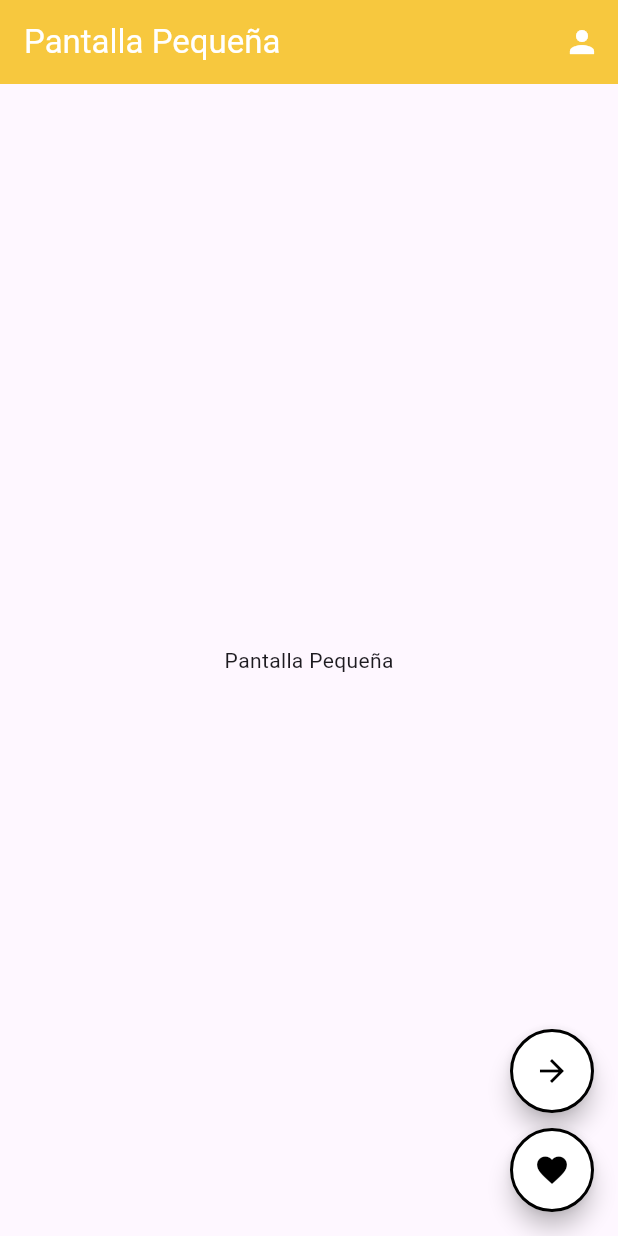
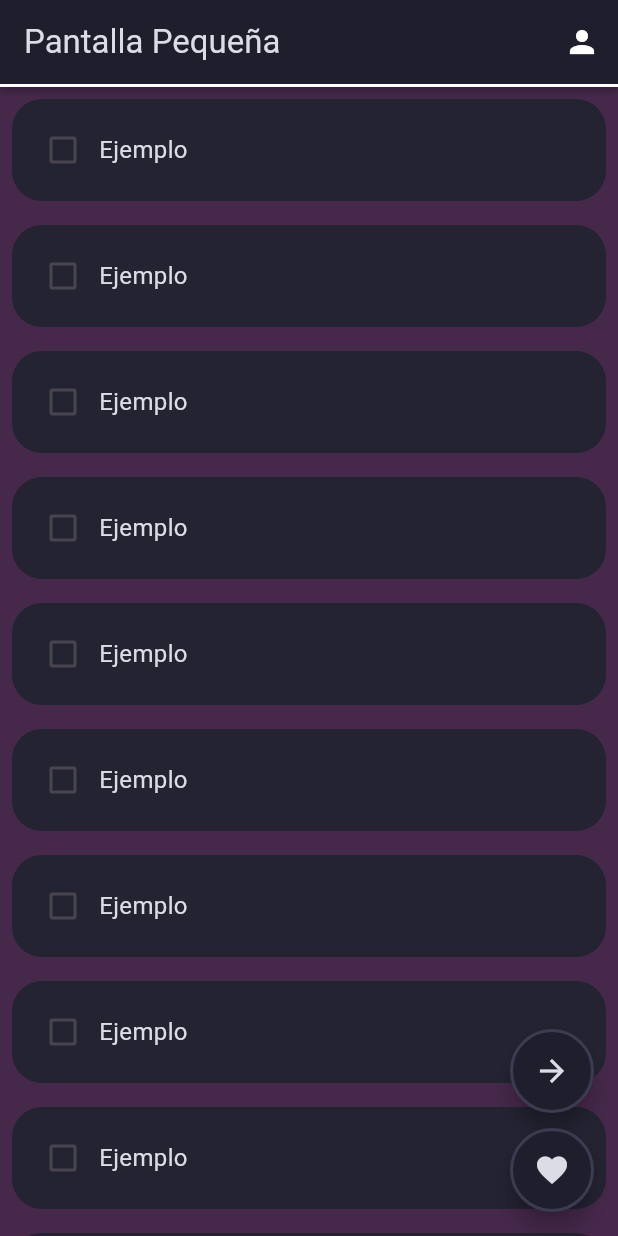
Before and after one commit to Keviinbolo/app_tareas, a Flutter app: the screen it shows after launch, on a phone screen of 412 x 824 dp. Run offline on Flutter 3.47's test engine with Material 3 defaults, Android fonts, the phone set to English and light mode, and no system bars.

Commit message:
Cambios, agregado de personlizados
Cambio en colores, y agregado de una pagina ejemplo en statefull con  un checkBox.

```diff
--- a/lib/class/colores.dart
+++ b/lib/class/colores.dart
@@ -1,7 +1,26 @@
 import 'package:flutter/material.dart';
 class Colores{
-  static Color colorPrimari =  const Color.fromARGB(255, 247, 200, 62);
-  static Color colorPrimariAccent =  const Color.fromRGBO(236, 217, 158, 1);
-  static Color colorSecundario= const Color.fromARGB(255, 107, 12, 124);
-  static Color colorSecundarioAccent = const Color.fromARGB(255, 205, 94, 224);
+// Colores primarios (base oscura)
+static Color colorPrimari = const Color.fromARGB(255, 30, 30, 45); // Azul noche oscuro
+static Color colorPrimariAccent = const Color.fromARGB(255, 50, 50, 70); // Azul noche medio
+
+// Colores secundarios
+static Color colorSecundario = const Color.fromARGB(255, 70, 40, 75); // Púrpura oscuro
+static Color colorSecundarioAccent = const Color.fromARGB(255, 90, 60, 95); // Púrpura medio
+
+// Colores terciarios y de acento
+static Color colorTerciario = const Color.fromARGB(255, 40, 60, 50); // Verde oscuro
+static Color colorTerciarioAccent = const Color.fromARGB(255, 60, 80, 70); // Verde medio
+
+// Colores para estados y acciones
+static Color colorExito = const Color.fromARGB(255, 40, 80, 60); // Verde éxito oscuro
+static Color colorPeligro = const Color.fromARGB(255, 100, 40, 40); // Rojo peligro oscuro
+static Color colorAdvertencia = const Color.fromARGB(255, 110, 80, 30); // Ámbar advertencia oscuro
+static Color colorInfo = const Color.fromARGB(255, 30, 70, 100); // Azul info oscuro
+
+// Colores neutros
+static Color colorFondo = const Color.fromARGB(255, 20, 20, 30); // Fondo más oscuro
+static Color colorSurface = const Color.fromARGB(255, 35, 35, 50); // Surface oscuro
+static Color colorBorder = const Color.fromARGB(255, 60, 60, 80); // Borde oscuro
+static Color colorTexto = const Color.fromARGB(255, 220, 220, 230); // Texto claro sobre oscuro
 }
--- /dev/null
+++ b/lib/componentes/item_task.dart
@@ -0,0 +1,54 @@
+import 'package:app_tareas/class/colores.dart';
+import 'package:flutter/material.dart';
+
+class ItemTask extends StatefulWidget {
+  final bool valorInicialCheckbox;
+  const ItemTask({super.key, this.valorInicialCheckbox = false});
+
+  @override
+  State<ItemTask> createState() => _ItemTaskState();
+}
+
+class _ItemTaskState extends State<ItemTask> {
+  late bool valorCheckbox; //late: para declarar sin inicializar
+
+  @override
+  void initState() {
+    super.initState();
+    valorCheckbox = widget.valorInicialCheckbox;
+    //widget: para acceder a las propiedades del widget desde el estado
+  }
+
+  @override
+  Widget build(BuildContext context) {
+    return Padding(
+      padding: const EdgeInsets.all(8.0),
+      child: Container(
+        padding: const EdgeInsets.all(10),
+        decoration: BoxDecoration(
+          color: Colores.colorSurface,
+          borderRadius: BorderRadius.circular(20),
+        ),
+        child: Row(
+          children: [
+            //Checkbox
+            Checkbox(
+              value: valorCheckbox,
+              onChanged: (valor) {
+                valorCheckbox = valor ?? false;
+                // "??": si valor es null, asignar false
+                setState(() {}); //Actualizar la interfaz
+              },
+            ),
+            Expanded(
+              child: Text(
+                'Ejemplo',
+                style: TextStyle(color: Colores.colorTexto, fontSize: 16),
+              ),
+            ),
+          ],
+        ),
+      ),
+    );
+  }
+}
--- a/lib/paginas/pagina_principal/pantalla_pequena.dart
+++ b/lib/paginas/pagina_principal/pantalla_pequena.dart
@@ -1,4 +1,5 @@
 import 'package:app_tareas/class/colores.dart';
+import 'package:app_tareas/componentes/item_task.dart';
 import 'package:flutter/material.dart';
 
 class PantallaPequena extends StatelessWidget {
@@ -7,9 +8,10 @@ class PantallaPequena extends StatelessWidget {
   @override
   Widget build(BuildContext context) {
     return Scaffold(
+      backgroundColor: Colores.colorSecundario,
       appBar: AppBar(
         backgroundColor: Colores.colorPrimari,
-        title: Text(style: TextStyle(color: Colors.white), 'Pantalla Pequeña'),
+        title: Text(style: TextStyle(color: Colores.colorTexto), 'Pantalla Pequeña'),
         actions: [
           IconButton(
             onPressed: () {},
@@ -23,28 +25,49 @@ class PantallaPequena extends StatelessWidget {
         mainAxisAlignment: MainAxisAlignment.end,
         children: [
           FloatingActionButton(
-            backgroundColor: Colors.white,
-            hoverColor: Colors.blueGrey,
+            backgroundColor: Colores.colorPrimari,
+            hoverColor: Colores.colorPrimariAccent,
             shape: CircleBorder(
-              side: BorderSide(color: Colors.black, width: 2),
+              side: BorderSide(color: Colores.colorBorder, width: 2),
             ),
             onPressed: () {},
-            child: Icon(Icons.arrow_forward, color: Colors.black),
+            child: Icon(Icons.arrow_forward, color: Colores.colorTexto),
           ),
           SizedBox(height: 10),
           FloatingActionButton(
-            backgroundColor: Colors.white,
-            hoverColor: Colors.blueGrey,
+            backgroundColor: Colores.colorPrimari,
+            hoverColor: Colores.colorPrimariAccent,
             shape: CircleBorder(
-              side: BorderSide(color: Colors.black, width: 2),
+              side: BorderSide(color: Colores.colorBorder, width: 2),
             ),
             onPressed: () {},
-            child: Icon(Icons.favorite, color: Colors.black,),
+            child: Icon(Icons.favorite, color: Colores.colorTexto,),
           ),
         ],
       ),
 
-      body: Center(child: Text('Pantalla Pequeña')),
+      body: Column(
+        children: [
+          Container(
+            width: double.infinity,
+            height: 2,
+            decoration: BoxDecoration(color: Colors.white, boxShadow: [
+              BoxShadow(
+                blurRadius: 5,
+
+              ),
+            ]),
+          ),
+         Expanded(
+           child: ListView.builder(
+            itemCount: 30,
+            itemBuilder: (context, index) {
+              return  ItemTask();
+            },
+           ),
+         )
+        ],
+      ),
     );
   }
 }
```
